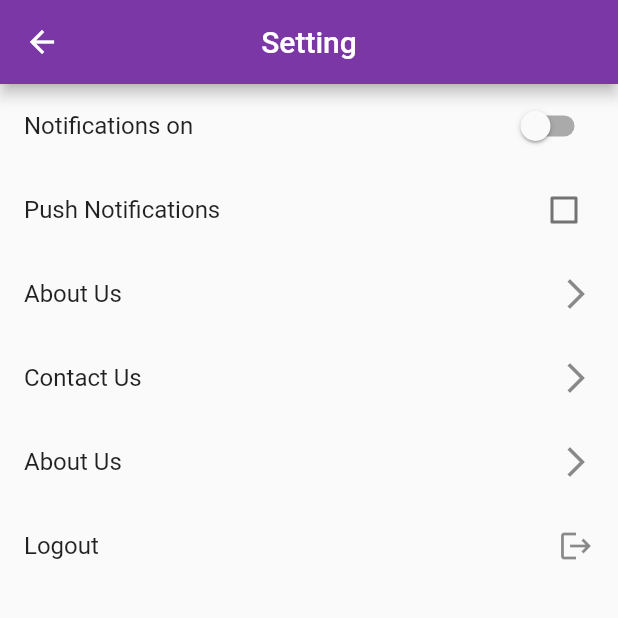
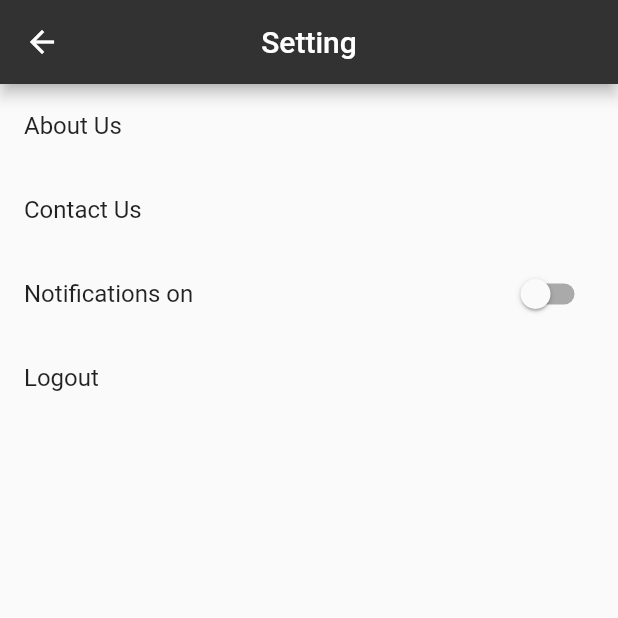
Before and after one commit to SparcoT/foodee_app, a Flutter app: the SettingPage screen opened directly, on a phone screen of 412 x 824 dp, the top half of it. Run offline on Flutter 3.47's test engine with Material 2 defaults, Android fonts, the phone set to English and light mode, and no system bars; our stand-ins replace built_collection, built_value, dio, dotted_border, file_picker, firebase_messaging and 5 more; missing offline and left inert: group_list_view; accounts and stored records are empty; generated files the repository leaves out were written again; statements that could not run were skipped.

Commit message:
settingPage

```diff
--- a/lib/src/settingPage.dart
+++ b/lib/src/settingPage.dart
@@ -12,13 +12,13 @@ class _SettingPageState extends State<SettingPage> {
   bool isSwitched1 = false;
   bool isSwitched2 = false;
   bool isCheck = false;
-  bool isCheck1 = false;view
+  bool isCheck1 = false;
   bool isCheck2 = false;
 
   @override
   Widget build(BuildContext context) {
     return Scaffold(
-      appBar: AppBar(backgroundColor: AppTheme.primaryColor,
+      appBar: AppBar(backgroundColor: AppTheme.secondaryColor,
         title: Text("Setting"),
         centerTitle: true,
       ),
@@ -26,6 +26,14 @@ class _SettingPageState extends State<SettingPage> {
         physics: BouncingScrollPhysics(),
         child: Column(
           children: [
+            ListTile(
+              title: Text("About Us"),
+              //trailing: Icon(Icons.arrow_forward_ios),
+            ),
+            ListTile(
+              title: Text("Contact Us"),
+              //trailing: Icon(Icons.arrow_forward_ios),
+            ),
             SwitchListTile(
                 title: Text("Notifications on"),
                 value: isSwitched,
@@ -35,30 +43,19 @@ class _SettingPageState extends State<SettingPage> {
                     isSwitched = val;
                   });
                 }),
-            CheckboxListTile(
-                title: Text("Push Notifications"),
-                activeColor: AppTheme.primaryColor,
-                value: isCheck,
-                onChanged: (newCheck) {
-                  setState(() {
-                    isCheck = newCheck;
-                  });
-                }),
-            ListTile(
-              title: Text("About Us"),
-              trailing: Icon(Icons.arrow_forward_ios),
-            ),
-            ListTile(
-              title: Text("Contact Us"),
-              trailing: Icon(Icons.arrow_forward_ios),
-            ),
-            ListTile(
-              title: Text("About Us"),
-              trailing: Icon(Icons.arrow_forward_ios),
-            ),
+            // CheckboxListTile(
+            //     title: Text("Push Notifications"),
+            //     activeColor: AppTheme.primaryColor,
+            //     value: isCheck,
+            //     onChanged: (newCheck) {
+            //       setState(() {
+            //         isCheck = newCheck;
+            //       });
+            //     }),
+
             ListTile(
               title: Text("Logout"),
-              trailing: Icon(Icons.logout),
+              //trailing: Icon(Icons.logout),
               onTap: () {
                 Navigator.of(context).popUntil((route) => false);
               },
--- a/lib/src/ui/views/profile_view.dart
+++ b/lib/src/ui/views/profile_view.dart
@@ -40,7 +40,7 @@ class _ProfileViewState extends State<ProfileView>
       key: UniqueKey(),
       headerSliverBuilder: (BuildContext context, bool isBox) {
         return [
-          SliverAppBar(
+          SliverAppBar(backgroundColor: AppTheme.secondaryColor,
             stretch: true,
             pinned: true,
             expandedHeight: 230,
```
